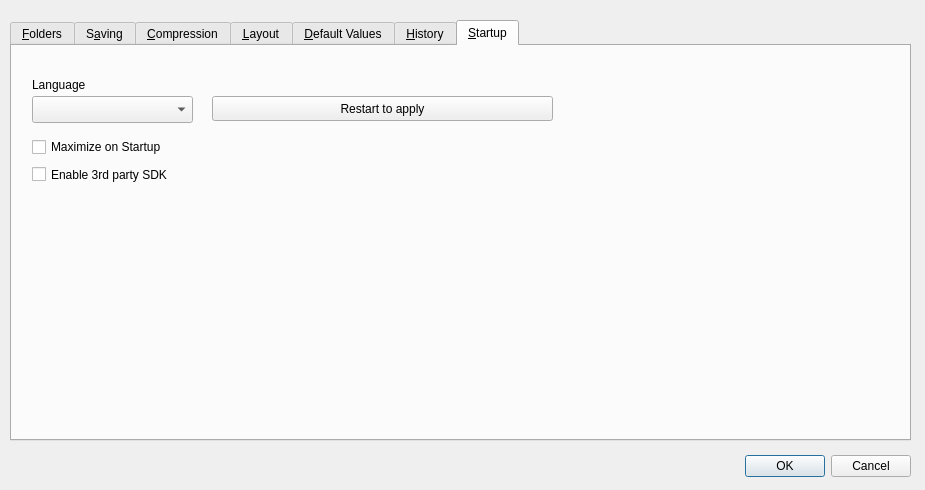
Above: src/dialogs/prefsdialog.ui from PhotoFlare/photoflare before the change. Below: the same form after it.
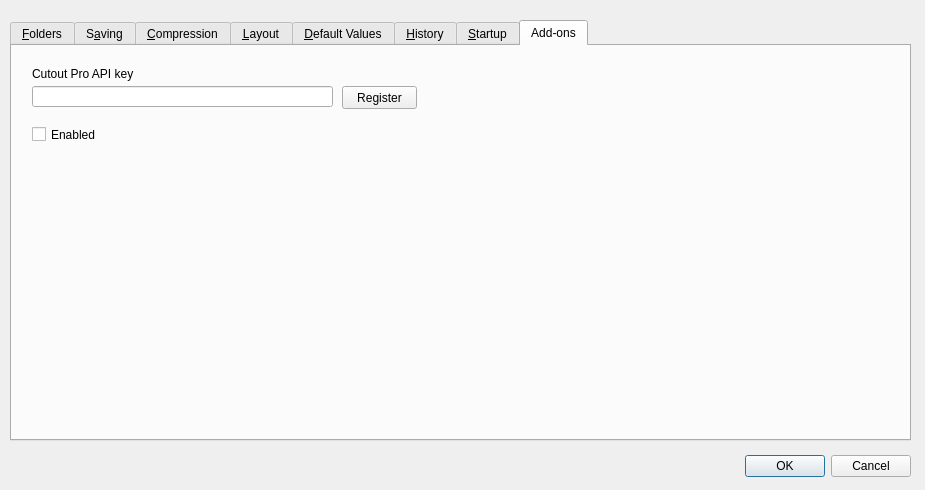
That is the form after the change.

```diff
--- a/src/dialogs/prefsdialog.ui
+++ b/src/dialogs/prefsdialog.ui
@@ -42,7 +42,7 @@
     </rect>
    </property>
    <property name="currentIndex">
-    <number>6</number>
+    <number>7</number>
    </property>
    <widget class="QWidget" name="tab">
     <attribute name="title">
@@ -527,6 +527,63 @@
      </property>
     </widget>
    </widget>
+   <widget class="QWidget" name="tab_8">
+    <attribute name="title">
+     <string>Add-ons</string>
+    </attribute>
+    <widget class="QLabel" name="cutoutLabel">
+     <property name="geometry">
+      <rect>
+       <x>20</x>
+       <y>20</y>
+       <width>131</width>
+       <height>16</height>
+      </rect>
+     </property>
+     <property name="text">
+      <string>Cutout Pro API key</string>
+     </property>
+    </widget>
+    <widget class="QLineEdit" name="cutoutApiKey">
+     <property name="geometry">
+      <rect>
+       <x>20</x>
+       <y>40</y>
+       <width>301</width>
+       <height>21</height>
+      </rect>
+     </property>
+     <property name="focusPolicy">
+      <enum>Qt::StrongFocus</enum>
+     </property>
+    </widget>
+    <widget class="QCheckBox" name="cutoutEnabled">
+     <property name="geometry">
+      <rect>
+       <x>20</x>
+       <y>80</y>
+       <width>71</width>
+       <height>17</height>
+      </rect>
+     </property>
+     <property name="text">
+      <string>Enabled</string>
+     </property>
+    </widget>
+    <widget class="QPushButton" name="registerButton">
+     <property name="geometry">
+      <rect>
+       <x>330</x>
+       <y>40</y>
+       <width>75</width>
+       <height>23</height>
+      </rect>
+     </property>
+     <property name="text">
+      <string>Register</string>
+     </property>
+    </widget>
+   </widget>
   </widget>
  </widget>
  <resources/>
```
